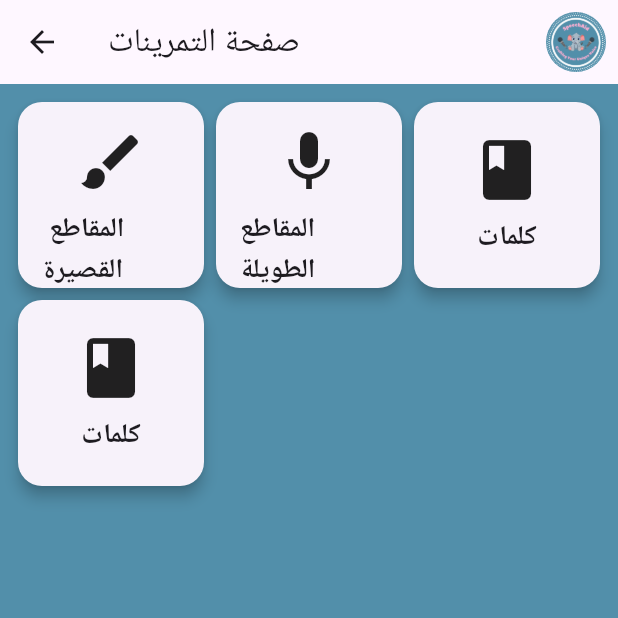
After one commit to Jessica-Mukarker/SpeechAid_Front-end-, a Flutter app: the FriendlyDashboard screen opened directly, after a tap on "التمرينات", on a phone screen of 412 x 824 dp, the top half of it. The commit adds this screen. Run offline on Flutter 3.47's test engine with Material 3 defaults, Android fonts, the phone set to English and light mode, and no system bars; our stand-ins replace camera, firebase_core; accounts and stored records are empty.

Commit message:
added the appBar and did some dashbored

```diff
--- /dev/null
+++ b/lib/Excersise.dart
@@ -0,0 +1,218 @@
+import 'package:flutter/material.dart';
+
+class Excersise extends StatelessWidget {
+  const Excersise({Key? key}) : super(key: key);
+
+  @override
+  Widget build(BuildContext context) {
+    return Scaffold(
+      appBar: AppBar(
+        title: const Text('صفحة التمرينات'),
+        actions: [
+          PopupMenuButton(
+            icon: ClipOval(
+              child: Image.asset(
+                'assets/logo.png',
+                width: 40, // Adjust the width and height as needed
+                height: 40,
+                fit: BoxFit.cover,
+              ),
+            ),
+            itemBuilder: (BuildContext context) {
+              return <PopupMenuEntry>[
+                const PopupMenuItem(
+                  value: 'Profile',
+                  height: 40,
+                  child: Row(
+                    children: [
+                      Icon(Icons.person, color: Colors.black, size: 24),
+                      SizedBox(width: 5),
+                      Text(
+                        'الحساب الشخصي',
+                        style: TextStyle(
+                          fontSize: 16,
+                          color: Colors.black,
+                        ),
+                      ),
+                    ],
+                  ),
+                ),
+                const PopupMenuItem(
+                  value: 'Recordings',
+                  height: 40,
+                  child: Row(
+                    children: [
+                      Icon(Icons.mic, color: Colors.black, size: 24),
+                      SizedBox(width: 5),
+                      Text(
+                        'صفحة التسجيلات',
+                        style: TextStyle(
+                          fontSize: 16,
+                          color: Colors.black,
+                        ),
+                      ),
+                    ],
+                  ),
+                ),
+                const PopupMenuItem(
+                  value: 'History',
+                  height: 40,
+                  child: Row(
+                    children: [
+                      Icon(Icons.history, color: Colors.black, size: 24),
+                      SizedBox(width: 5),
+                      Text(
+                        'تاريخ التسجيلات',
+                        style: TextStyle(
+                          fontSize: 16,
+                          color: Colors.black,
+                        ),
+                      ),
+                    ],
+                  ),
+                ),
+                const PopupMenuItem(
+                  value: 'Therapist Hospital',
+                  height: 40,
+                  child: Row(
+                    children: [
+                      Icon(Icons.local_hospital, color: Colors.black, size: 24),
+                      SizedBox(width: 5),
+                      Text(
+                        'موقع العيادة',
+                        style: TextStyle(
+                          fontSize: 16,
+                          color: Colors.black,
+                        ),
+                      ),
+                    ],
+                  ),
+                ),
+                const PopupMenuItem(
+                  value: 'Therapist Info',
+                  height: 40,
+                  child: Row(
+                    children: [
+                      Icon(Icons.info, color: Colors.black, size: 24),
+                      SizedBox(width: 5),
+                      Text(
+                        'معلومات المعالج',
+                        style: TextStyle(
+                          fontSize: 16,
+                          color: Colors.black,
+                        ),
+                      ),
+                    ],
+                  ),
+                ),
+                const PopupMenuItem(
+                  value: 'Log Out',
+                  height: 40,
+                  child: Row(
+                    children: [
+                      Icon(Icons.logout, color: Colors.black, size: 24),
+                      SizedBox(width: 5),
+                      Text(
+                        'تسجيل الخروج',
+                        style: TextStyle(
+                          fontSize: 16,
+                          color: Colors.black,
+                        ),
+                      ),
+                    ],
+                  ),
+                ),
+              ];
+            },
+            onSelected: (value) {
+              if (value == 'Log Out') {
+                Navigator.pop(context); // Close the menu
+                Navigator.pop(context); // Go back to the previous screen
+              } else {
+                // Handle other menu options
+              }
+            },
+          ),
+        ],
+      ),
+      body: GridView.count(
+        crossAxisCount: 3,
+        padding: const EdgeInsets.all(8),
+        children: [
+          KidActivityCard(
+            title: ' المقاطع القصيرة',
+            icon: Icons.brush,
+            onTap: () {
+              // Handle activity tap
+              // For example, navigate to the drawing screen
+            },
+          ),
+          KidActivityCard(
+            title: 'المقاطع الطويلة',
+            icon: Icons.mic,
+            onTap: () {
+              // Handle activity tap
+              // For example, navigate to the reading screen
+            },
+          ),
+          KidActivityCard(
+            title: 'كلمات',
+            icon: Icons.book,
+            onTap: () {
+              // Handle activity tap
+              // For example, navigate to the reading screen
+            },
+          ),
+          KidActivityCard(
+            title: 'كلمات',
+            icon: Icons.book,
+            onTap: () {
+              // Handle activity tap
+              // For example, navigate to the reading screen
+            },
+          ),
+          // Add more activity cards as needed
+        ],
+      ),
+    );
+  }
+}
+
+class KidActivityCard extends StatelessWidget {
+  final String title;
+  final IconData icon;
+  final VoidCallback onTap;
+
+  const KidActivityCard({
+    required this.title,
+    required this.icon,
+    required this.onTap,
+    Key? key,
+  }) : super(key: key);
+
+  @override
+  Widget build(BuildContext context) {
+    return InkWell(
+      onTap: onTap,
+      child: Card(
+        elevation: 4,
+        shape: RoundedRectangleBorder(borderRadius: BorderRadius.circular(16)),
+        child: Padding(
+          padding: const EdgeInsets.all(16.0),
+          child: Column(
+            mainAxisAlignment: MainAxisAlignment.center,
+            children: [
+              Icon(icon, size: 48),
+              const SizedBox(height: 8),
+              Text(
+                title,
+                style:
+                    const TextStyle(fontSize: 18, fontWeight: FontWeight.bold),
+              ),
+            ],
+          ),
+        ),
+      ),
+    );
+  }
+}
--- a/lib/WelcomePage.dart
+++ b/lib/WelcomePage.dart
@@ -1,7 +1,6 @@
 // WelcomePage.dart
 import 'package:flutter/material.dart';
-
-import 'auth/login.dart';
+import 'package:speech_aid/auth/login.dart';
 
 class WelcomePage extends StatelessWidget {
   const WelcomePage({Key? key}) : super(key: key);
--- /dev/null
+++ b/lib/friendlyDashboard.dart
@@ -0,0 +1,228 @@
+import 'package:flutter/material.dart';
+import 'package:speech_aid/Excersise.dart';
+
+class FriendlyDashboard extends StatelessWidget {
+  const FriendlyDashboard({Key? key}) : super(key: key);
+
+  @override
+  Widget build(BuildContext context) {
+    return Scaffold(
+      appBar: AppBar(
+        title: const Text('الصفحة الرئيسية'),
+        actions: [
+          PopupMenuButton(
+            icon: ClipOval(
+              child: Image.asset(
+                'assets/logo.png',
+                width: 40, // Adjust the width and height as needed
+                height: 40,
+                fit: BoxFit.cover,
+              ),
+            ),
+            itemBuilder: (BuildContext context) {
+              return <PopupMenuEntry>[
+                const PopupMenuItem(
+                  value: 'Profile',
+                  height: 40,
+                  child: Row(
+                    children: [
+                      Icon(Icons.person, color: Colors.black, size: 24),
+                      SizedBox(width: 5),
+                      Text(
+                        'الحساب الشخصي',
+                        style: TextStyle(
+                          fontSize: 16,
+                          color: Colors.black,
+                        ),
+                      ),
+                    ],
+                  ),
+                ),
+                const PopupMenuItem(
+                  value: 'Recordings',
+                  height: 40,
+                  child: Row(
+                    children: [
+                      Icon(Icons.mic, color: Colors.black, size: 24),
+                      SizedBox(width: 5),
+                      Text(
+                        'صفحة التسجيلات',
+                        style: TextStyle(
+                          fontSize: 16,
+                          color: Colors.black,
+                        ),
+                      ),
+                    ],
+                  ),
+                ),
+                const PopupMenuItem(
+                  value: 'History',
+                  height: 40,
+                  child: Row(
+                    children: [
+                      Icon(Icons.history, color: Colors.black, size: 24),
+                      SizedBox(width: 5),
+                      Text(
+                        'تاريخ التسجيلات',
+                        style: TextStyle(
+                          fontSize: 16,
+                          color: Colors.black,
+                        ),
+                      ),
+                    ],
+                  ),
+                ),
+                const PopupMenuItem(
+                  value: 'Therapist Hospital',
+                  height: 40,
+                  child: Row(
+                    children: [
+                      Icon(Icons.local_hospital, color: Colors.black, size: 24),
+                      SizedBox(width: 5),
+                      Text(
+                        'موقع العيادة',
+                        style: TextStyle(
+                          fontSize: 16,
+                          color: Colors.black,
+                        ),
+                      ),
+                    ],
+                  ),
+                ),
+                const PopupMenuItem(
+                  value: 'Therapist Info',
+                  height: 40,
+                  child: Row(
+                    children: [
+                      Icon(Icons.info, color: Colors.black, size: 24),
+                      SizedBox(width: 5),
+                      Text(
+                        'معلومات المعالج',
+                        style: TextStyle(
+                          fontSize: 16,
+                          color: Colors.black,
+                        ),
+                      ),
+                    ],
+                  ),
+                ),
+                const PopupMenuItem(
+                  value: 'Log Out',
+                  height: 40,
+                  child: Row(
+                    children: [
+                      Icon(Icons.logout, color: Colors.black, size: 24),
+                      SizedBox(width: 5),
+                      Text(
+                        'تسجيل الخروج',
+                        style: TextStyle(
+                          fontSize: 16,
+                          color: Colors.black,
+                        ),
+                      ),
+                    ],
+                  ),
+                ),
+              ];
+            },
+            onSelected: (value) {
+              if (value == 'Log Out') {
+                Navigator.pop(context); // Close the menu
+                Navigator.pop(context); // Go back to the previous screen
+              } else {
+                // Handle other menu options
+              }
+            },
+          ),
+        ],
+      ),
+      body: Center(
+        child: Padding(
+          padding: const EdgeInsets.all(16.0),
+          child: Column(
+            mainAxisAlignment: MainAxisAlignment.center,
+            crossAxisAlignment: CrossAxisAlignment.center,
+            children: [
+              const Text(
+                'فلنبدا معا',
+                textAlign: TextAlign.center,
+                style: TextStyle(
+                  fontSize: 24,
+                  fontWeight: FontWeight.bold,
+                ),
+              ),
+              const SizedBox(height: 20),
+              Row(
+                mainAxisAlignment: MainAxisAlignment.center,
+                children: [
+                  ClipRect(
+                    child: Align(
+                      alignment: Alignment.centerLeft,
+                      widthFactor: 1.2,
+                      child: ElevatedButton(
+                        onPressed: () {
+                          // Handle button press
+                        },
+                        style: ElevatedButton.styleFrom(
+                          shape: RoundedRectangleBorder(
+                            borderRadius: BorderRadius.circular(30),
+                          ),
+                          padding: const EdgeInsets.symmetric(
+                              horizontal: 70, vertical: 70), // Adjust padding
+                        ),
+                        child: const Text('تسجيلات',
+                            style: TextStyle(fontSize: 24)),
+                      ),
+                    ),
+                  ),
+                  Image.asset(
+                    'assets/image.png',
+                    width: 120,
+                    height: 150,
+                  ),
+                ],
+              ),
+              const SizedBox(height: 20),
+              Row(
+                mainAxisAlignment: MainAxisAlignment.center,
+                children: [
+                  Image.asset(
+                    'assets/image.png',
+                    width: 120,
+                    height: 150,
+                  ),
+                  ClipRect(
+                    child: Align(
+                      alignment: Alignment.centerRight,
+                      widthFactor: 1.2,
+                      child: ElevatedButton(
+                        onPressed: () {
+                          // Handle button press
+                          Navigator.push(
+                            context,
+                            MaterialPageRoute(
+                                builder: (context) =>
+                                    const Excersise()),
+                          );
+                        },
+                        style: ElevatedButton.styleFrom(
+                          shape: RoundedRectangleBorder(
+                            borderRadius: BorderRadius.circular(20),
+                          ),
+                          padding: const EdgeInsets.symmetric(
+                              horizontal: 70, vertical: 70), // Adjust padding
+                        ),
+                        child: const Text('التمرينات',
+                            style: TextStyle(fontSize: 24)),
+                      ),
+                    ),
+                  ),
+                ],
+              ),
+            ],
+          ),
+        ),
+      ),
+    );
+  }
+}
```
Also changed, not shown: lib/auth/login.dart (+9 -17 lines), lib/auth/signup.dart (+8 -8 lines).
